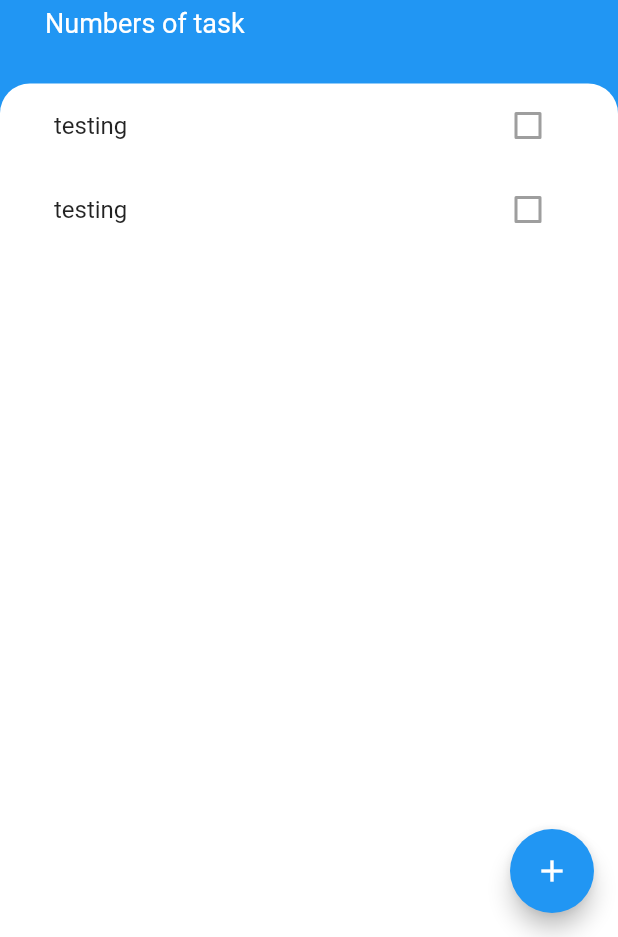
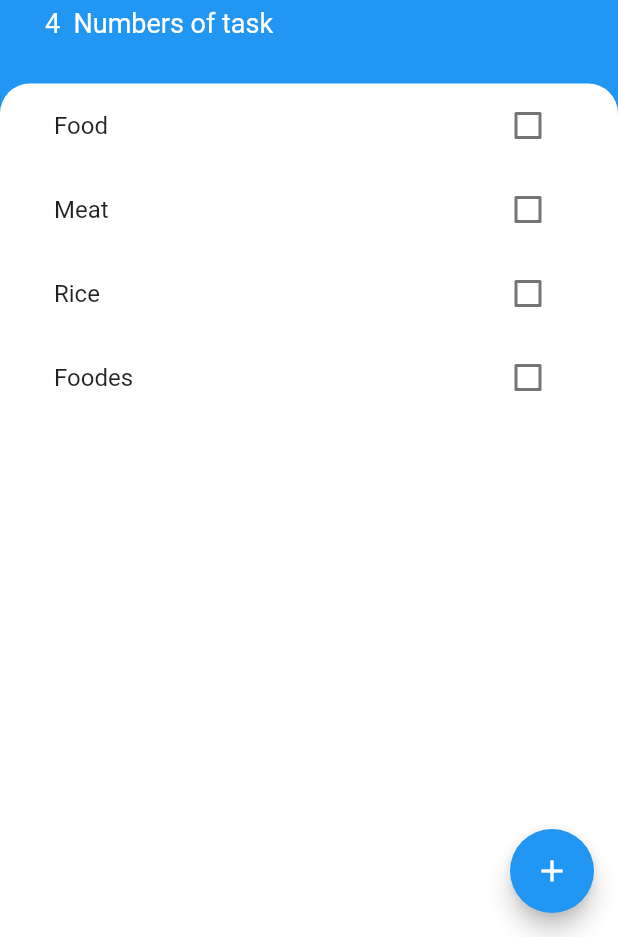
Before and after one commit to ugochukwumartins/TodoFlutterApp, a Flutter app: the screen it shows after launch, on a phone screen of 412 x 824 dp, the part 299-1236 px from its top. Run offline on Flutter 3.47's test engine with Material 2 defaults, Android fonts, the phone set to English and light mode, and no system bars; missing offline and left inert: dart:ffi.

```diff
--- /dev/null
+++ b/lib/Model/TaskModel.dart
@@ -0,0 +1,10 @@
+// ignore_for_file: non_constant_identifier_names, file_names
+
+class TaskModel {
+  TaskModel({required this.name, this.IsApproved = false});
+  final String name;
+  bool IsApproved;
+  void toggle() {
+    IsApproved = !IsApproved;
+  }
+}
--- a/lib/Screens/HomeScreen.dart
+++ b/lib/Screens/HomeScreen.dart
@@ -1,10 +1,23 @@
 // ignore_for_file: file_names, prefer_const_literals_to_create_immutables, prefer_const_constructors
 
 import 'package:flutter/material.dart';
+import 'package:todoapp/Model/TaskModel.dart';
 import 'package:todoapp/Screens/BottomSheet.dart';
 import 'package:todoapp/Screens/TaskDisplay.dart';
 
-class HomeScreen extends StatelessWidget {
+class HomeScreen extends StatefulWidget {
+  @override
+  State<HomeScreen> createState() => _HomeScreenState();
+}
+
+class _HomeScreenState extends State<HomeScreen> {
+  List<TaskModel> taskmodel = [
+    TaskModel(name: "Food"),
+    TaskModel(name: "Meat"),
+    TaskModel(name: "Rice"),
+    TaskModel(name: "Foodes"),
+  ];
+
   @override
   Widget build(BuildContext context) {
     return Scaffold(
@@ -14,7 +27,15 @@ class HomeScreen extends StatelessWidget {
         ),
         onPressed: () {
           showModalBottomSheet(
-              context: context, builder: (context) => BottomSheets());
+              context: context,
+              builder: (context) => BottomSheets(
+                    addtask: (value) {
+                      setState(() {
+                        taskmodel.add(TaskModel(name: value));
+                      });
+                      Navigator.pop(context);
+                    },
+                  ));
         },
       ),
       backgroundColor: Colors.blue,
@@ -54,7 +75,7 @@ class HomeScreen extends StatelessWidget {
                   height: 5,
                 ),
                 Text(
-                  'Numbers of task',
+                  '${taskmodel.length}  Numbers of task',
                   style: TextStyle(
                     color: Colors.white,
                     fontSize: 18,
@@ -75,7 +96,7 @@ class HomeScreen extends StatelessWidget {
                   topRight: Radius.circular(20),
                 ),
               ),
-              child: TaskDisplay(),
+              child: TaskDisplay(taskmodel),
             ),
           ),
         ],
--- a/lib/Screens/TaskChild.dart
+++ b/lib/Screens/TaskChild.dart
@@ -1,16 +1,50 @@
-// ignore_for_file: file_names, prefer_const_constructors
+// ignore_for_file: file_names, prefer_const_constructors, non_constant_identifier_names, prefer_const_constructors_in_immutables, use_key_in_widget_constructors
+
+import 'dart:ffi';
 
 import 'package:flutter/material.dart';
 
 class TaskChild extends StatelessWidget {
+  TaskChild(
+      {required this.Ischecked, required this.title, required this.onPress});
+  final bool Ischecked;
+
+  final String title;
+  void Function(bool? isChecked) onPress;
+
   @override
   Widget build(BuildContext context) {
     return ListTile(
-      title: Text("testing"),
+      title: Text(
+        title,
+        style: TextStyle(
+          decoration: Ischecked == true ? TextDecoration.lineThrough : null,
+        ),
+      ),
       trailing: Checkbox(
-        value: false,
-        onChanged: null,
+        checkColor: Colors.blue,
+        value: Ischecked,
+        onChanged: onPress,
       ),
     );
   }
 }
+  // setState(() {
+  //     Ischecked = check;
+  //   });
+
+/* class StandardCheckBox extends StatelessWidget {
+  StandardCheckBox({this.checboxStates, required this.pres});
+  final bool? checboxStates;
+  final void Function(bool? check) pres;
+
+  @override
+  Widget build(BuildContext context) {
+    return Checkbox(
+      checkColor: Colors.blue,
+      value: checboxStates,
+      onChanged: pres,
+    );
+  }
+}
+ */
--- a/lib/Screens/TaskDisplay.dart
+++ b/lib/Screens/TaskDisplay.dart
@@ -1,16 +1,31 @@
-// ignore_for_file: file_names, prefer_const_constructors, prefer_const_literals_to_create_immutables
+// ignore_for_file: file_names, prefer_const_constructors, prefer_const_literals_to_create_immutables, use_key_in_widget_constructors, prefer_const_constructors_in_immutables
 
 import 'package:flutter/material.dart';
+import 'package:todoapp/Model/TaskModel.dart';
 import 'package:todoapp/Screens/TaskChild.dart';
 
-class TaskDisplay extends StatelessWidget {
+class TaskDisplay extends StatefulWidget {
+  TaskDisplay(this.taskmodel);
+  final List<TaskModel> taskmodel;
+  @override
+  State<TaskDisplay> createState() => _TaskDisplayState();
+}
+
+class _TaskDisplayState extends State<TaskDisplay> {
   @override
   Widget build(BuildContext context) {
-    return ListView(
-      children: <Widget>[
-        TaskChild(),
-        TaskChild(),
-      ],
+    return ListView.builder(
+      itemCount: widget.taskmodel.length,
+      itemBuilder: (context, index) {
+        return TaskChild(
+            title: widget.taskmodel[index].name,
+            Ischecked: widget.taskmodel[index].IsApproved,
+            onPress: (value) {
+              setState(() {
+                widget.taskmodel[index].toggle();
+              });
+            });
+      },
     );
   }
 }
```
Also changed, not shown: lib/Screens/BottomSheet.dart (+11 -2 lines).
